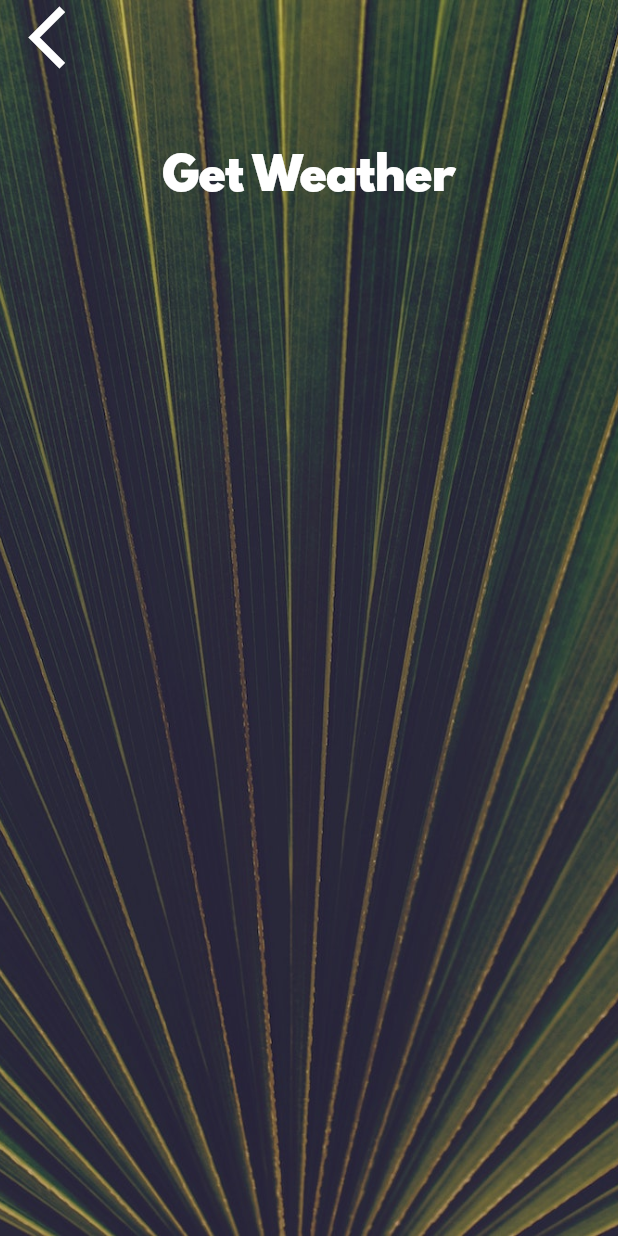
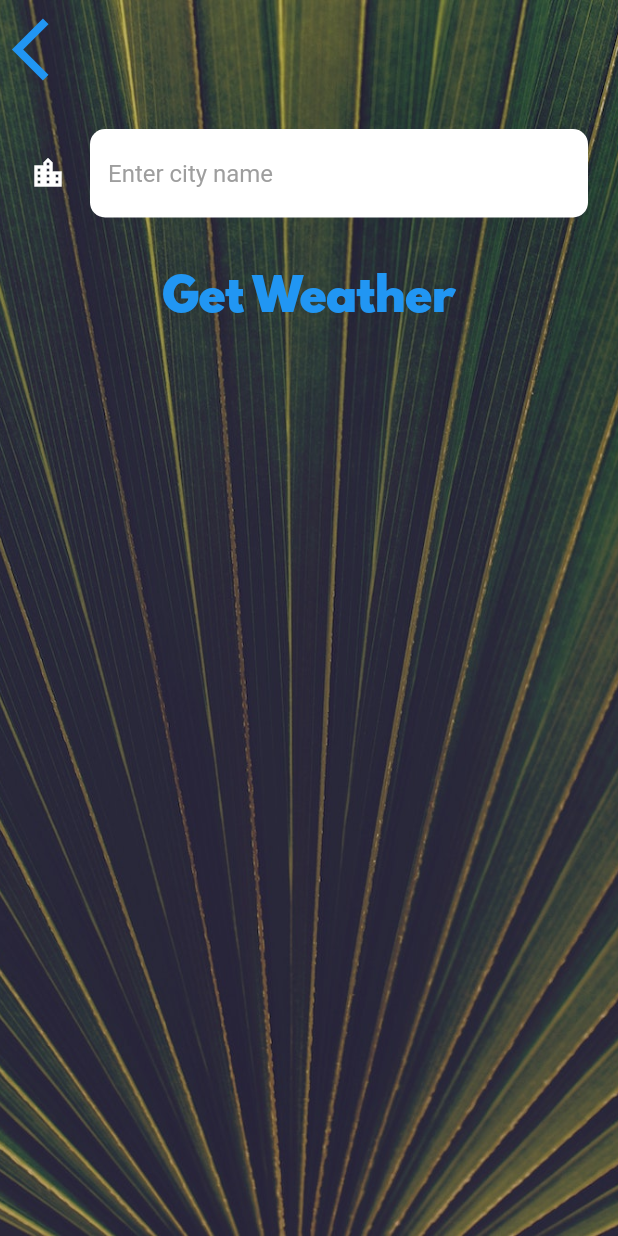
Before and after one commit to clippefuentes/ClimaFlutter, a Flutter app: the CityScreen screen opened directly, on a phone screen of 412 x 824 dp. Run offline on Flutter 3.47's test engine with Material 2 defaults, Android fonts, the phone set to English and light mode, and no system bars; our stand-ins replace flutter_spinkit, geolocator; network calls fail; statements that could not run were skipped.

Commit message:
finish exercist

```diff
--- a/lib/screens/city_screen.dart
+++ b/lib/screens/city_screen.dart
@@ -7,6 +7,8 @@ class CityScreen extends StatefulWidget {
 }
 
 class _CityScreenState extends State<CityScreen> {
+  String cityName;
+
   @override
   Widget build(BuildContext context) {
     return Scaffold(
@@ -23,8 +25,10 @@ class _CityScreenState extends State<CityScreen> {
             children: <Widget>[
               Align(
                 alignment: Alignment.topLeft,
-                child: FlatButton(
-                  onPressed: () {},
+                child: TextButton(
+                  onPressed: () {
+                    Navigator.pop(context);
+                  },
                   child: Icon(
                     Icons.arrow_back_ios,
                     size: 50.0,
@@ -33,10 +37,22 @@ class _CityScreenState extends State<CityScreen> {
               ),
               Container(
                 padding: EdgeInsets.all(20.0),
-                child: null,
+                child: TextField(
+                  style: TextStyle(
+                    color: Colors.black,
+                  ),
+                  decoration: kInputFieldDecoration,
+                  onChanged: (value) {
+                    cityName = value;
+                  },
+                ),
               ),
-              FlatButton(
-                onPressed: () {},
+              TextButton(
+                onPressed: () {
+                  Navigator.pop(context,
+                    cityName
+                  );
+                },
                 child: Text(
                   'Get Weather',
                   style: kButtonTextStyle,
--- a/lib/utilities/constants.dart
+++ b/lib/utilities/constants.dart
@@ -18,3 +18,19 @@ const kButtonTextStyle = TextStyle(
 const kConditionTextStyle = TextStyle(
   fontSize: 100.0,
 );
+
+const kInputFieldDecoration = InputDecoration(
+  filled: true,
+  fillColor: Colors.white,
+  icon: Icon(Icons.location_city, color: Colors.white),
+  hintText: 'Enter city name',
+  hintStyle: TextStyle(
+    color: Colors.grey,
+  ),
+  border: OutlineInputBorder(
+    borderRadius: BorderRadius.all(
+      Radius.circular(10.0),
+    ),
+    borderSide: BorderSide.none,
+  )
+);
--- a/pubspec.yaml
+++ b/pubspec.yaml
@@ -11,6 +11,9 @@ dependencies:
     sdk: flutter
 
   cupertino_icons: ^0.1.2
+  geolocator: ^9.0.2
+  http: ^0.13.5
+  flutter_spinkit: ^5.1.0
 
 dev_dependencies:
   flutter_test:
```
Also changed, not shown: lib/screens/loading_screen.dart (+42 -5 lines), lib/screens/location_screen.dart (+62 -7 lines), lib/services/location.dart (+45 -0 lines), lib/services/networking.dart (+20 -0 lines), lib/services/weather.dart (+29 -0 lines), pubspec.lock, 4 other files.
